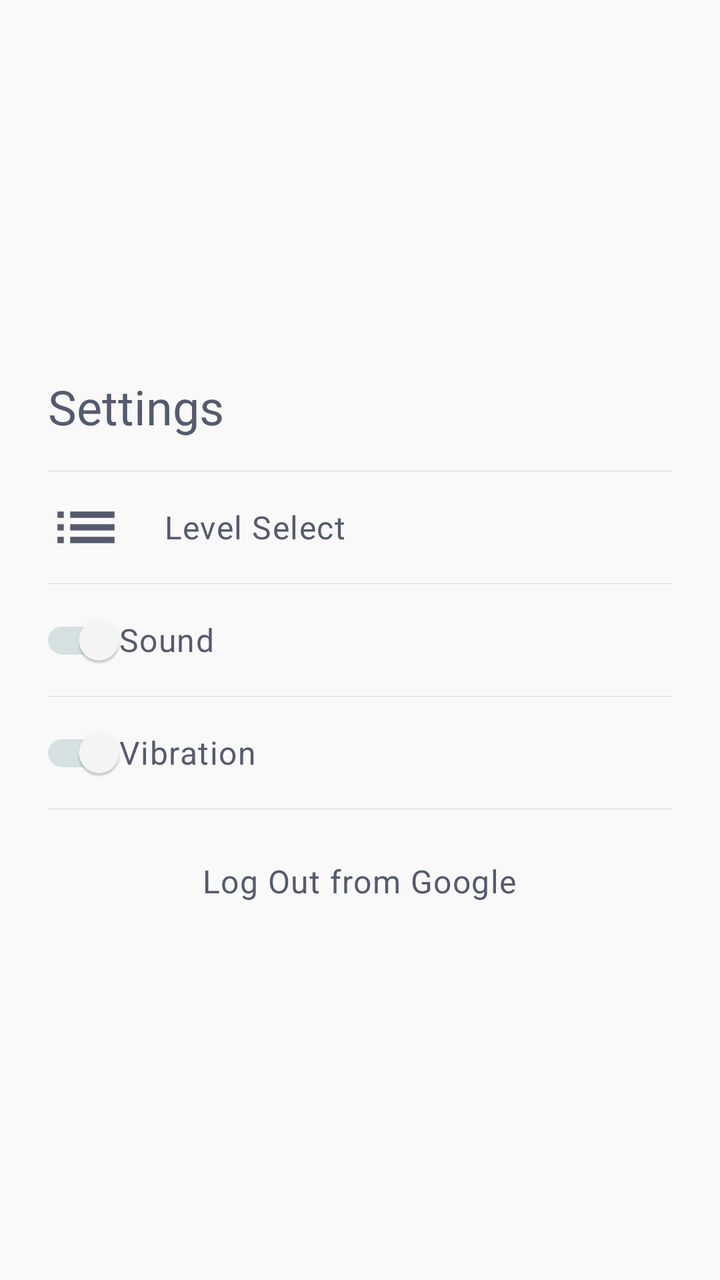
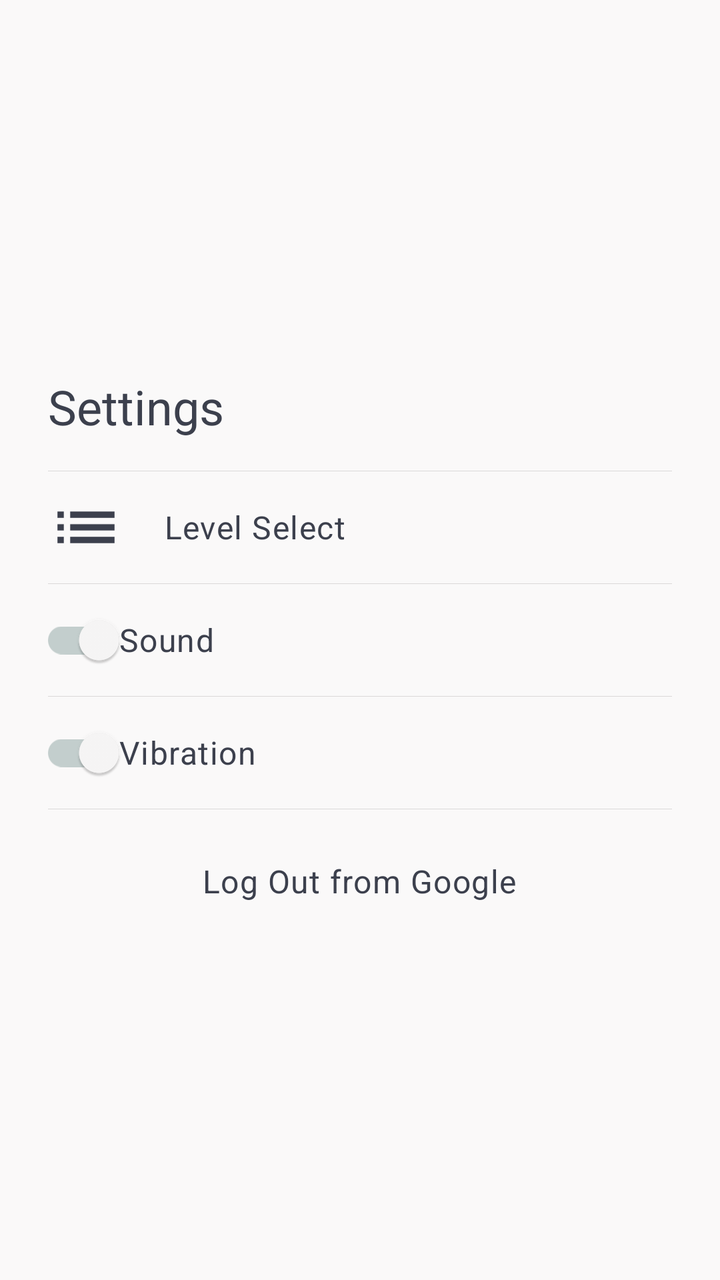

An Android layout rendered at two revisions. The XML below is the earlier revision; the diff shows what the commit changed to produce the second picture.
<!-- AndroidManifest.xml: application theme Theme.OC -->
<!-- res/layout/settings_fragment.xml -->
<?xml version="1.0" encoding="utf-8"?>
<androidx.appcompat.widget.LinearLayoutCompat xmlns:android="http://schemas.android.com/apk/res/android"
    xmlns:app="http://schemas.android.com/apk/res-auto"
    xmlns:tools="http://schemas.android.com/tools"
    android:layout_width="match_parent"
    android:layout_height="wrap_content"
    android:gravity="center"
    android:orientation="vertical"
    android:paddingVertical="@dimen/default_large_margin"
    app:divider="@drawable/divider"
    app:dividerPadding="@dimen/simple_dialog_left_margin"
    app:showDividers="middle">

    <androidx.appcompat.widget.LinearLayoutCompat
        android:id="@+id/hints_dialog_title"
        android:layout_width="match_parent"
        android:layout_height="@dimen/simple_dialog_header_height"
        android:orientation="horizontal">

        <androidx.appcompat.widget.AppCompatTextView
            android:layout_width="wrap_content"
            android:layout_height="wrap_content"
            android:layout_gravity="center_vertical"
            android:layout_marginStart="@dimen/simple_dialog_left_margin"
            android:text="@string/settings"
            android:textAppearance="@style/TextAppearance.OC.Headline5" />
    </androidx.appcompat.widget.LinearLayoutCompat>

    <androidx.appcompat.widget.LinearLayoutCompat
        android:id="@+id/level_select_button"
        android:layout_width="match_parent"
        android:layout_height="@dimen/simple_dialog_item_height"
        android:background="?android:attr/selectableItemBackground"
        android:clickable="true"
        android:focusable="true"
        android:orientation="horizontal">

        <androidx.appcompat.widget.AppCompatImageView
            android:layout_width="wrap_content"
            android:layout_height="wrap_content"
            android:layout_gravity="center_vertical"
            android:layout_marginStart="@dimen/simple_dialog_left_margin"
            android:layout_marginEnd="@dimen/simple_dialog_divider_margin"
            android:contentDescription="@string/level_select"
            android:src="@drawable/outline_grid_on_black_24"
            app:tint="@color/colorOnPrimary"
            tools:ignore="RtlSymmetry" />

        <androidx.appcompat.widget.AppCompatTextView
            android:layout_width="wrap_content"
            android:layout_height="wrap_content"
            android:layout_gravity="center_vertical"
            android:text="@string/level_select"
            android:textAppearance="@style/TextAppearance.OC.Body1" />
    </androidx.appcompat.widget.LinearLayoutCompat>

    <androidx.appcompat.widget.LinearLayoutCompat
        android:id="@+id/sound_button"
        android:layout_width="match_parent"
        android:layout_height="@dimen/simple_dialog_item_height"
        android:background="?android:attr/selectableItemBackground"
        android:clickable="true"
        android:focusable="true"
        android:orientation="horizontal">

        <com.google.android.material.switchmaterial.SwitchMaterial
            android:id="@+id/sound_switch"
            android:layout_width="wrap_content"
            android:layout_height="wrap_content"
            android:layout_gravity="center_vertical"
            android:layout_marginStart="@dimen/simple_dialog_left_margin"
            android:layout_marginEnd="@dimen/simple_dialog_divider_margin"
            android:layoutDirection="rtl"
            android:text="@string/sound_text"
            android:textAppearance="@style/TextAppearance.OC.Body1"
            android:textColor="@color/colorOnPrimary" />

    </androidx.appcompat.widget.LinearLayoutCompat>

    <androidx.appcompat.widget.LinearLayoutCompat
        android:id="@+id/vibration_button"
        android:layout_width="match_parent"
        android:layout_height="@dimen/simple_dialog_item_height"
        android:background="?android:attr/selectableItemBackground"
        android:clickable="true"
        android:focusable="true"
        android:orientation="horizontal">

        <com.google.android.material.switchmaterial.SwitchMaterial
            android:id="@+id/vibration_switch"
            android:layout_width="wrap_content"
            android:layout_height="wrap_content"
            android:layout_gravity="center_vertical"
            android:layout_marginStart="@dimen/simple_dialog_left_margin"
            android:layout_marginEnd="@dimen/simple_dialog_divider_margin"
            android:layoutDirection="rtl"
            android:text="@string/vibration_text"
            android:textAppearance="@style/TextAppearance.OC.Body1"
            android:textColor="@color/colorOnPrimary" />
    </androidx.appcompat.widget.LinearLayoutCompat>

    <androidx.appcompat.widget.LinearLayoutCompat
        android:id="@+id/google_sign_in_out_button"
        android:layout_width="match_parent"
        android:layout_height="@dimen/simple_dialog_item_height"
        android:layout_marginTop="@dimen/default_margin"
        android:gravity="center"
        android:orientation="vertical">

        <com.google.android.gms.common.SignInButton
            android:id="@+id/google_sign_in_button"
            android:visibility="gone"
            android:layout_width="wrap_content"
            android:layout_height="wrap_content"
            android:layout_marginHorizontal="@dimen/simple_dialog_left_margin" />
        <androidx.appcompat.widget.AppCompatTextView
            android:id="@+id/google_sign_out_button"
            android:layout_width="wrap_content"
            android:layout_height="wrap_content"
            android:textAppearance="@style/TextAppearance.OC.Body1"
            android:text="@string/log_out"
            android:layout_marginHorizontal="@dimen/simple_dialog_left_margin" />
    </androidx.appcompat.widget.LinearLayoutCompat>
</androidx.appcompat.widget.LinearLayoutCompat>
<!-- resources referenced by this layout -->
<resources>
  <color name="colorOnPrimary">#555b6e</color>
  <dimen name="default_large_margin">16dp</dimen>
  <dimen name="default_margin">8dp</dimen>
  <dimen name="simple_dialog_divider_margin">20dp</dimen>
  <dimen name="simple_dialog_header_height">64dp</dimen>
  <dimen name="simple_dialog_item_height">56dp</dimen>
  <dimen name="simple_dialog_left_margin">24dp</dimen>
  <!-- drawable divider (drawable) -->
  <?xml version="1.0" encoding="utf-8"?>
  <shape xmlns:android="http://schemas.android.com/apk/res/android" >
      <size android:height=".1dp"/>
      <solid android:color="@color/itemDividerColor"/>
  </shape>
  <string name="level_select">Level Select</string>
  <string name="log_out">Log Out from Google</string>
  <string name="settings">Settings</string>
  <string name="sound_text">Sound</string>
  <string name="vibration_text">Vibration</string>
  <style name="TextAppearance.OC.Body1" parent="TextAppearance.MaterialComponents.Body1">
          <item name="fontFamily">@font/yantramanav_medium</item>
          <item name="android:textColor">@color/colorOnPrimary</item>
      </style>
  <style name="TextAppearance.OC.Headline5" parent="TextAppearance.MaterialComponents.Headline5">
          <item name="fontFamily">@font/yantramanav_bold</item>
          <item name="android:textColor">@color/colorOnPrimary</item>
      </style>
  <color name="itemDividerColor">#DAD8D8</color>
  <color name="colorPrimary">#89b0ae</color>
  <color name="colorPrimaryVariant">#89b0ae</color>
  <color name="colorSecondary">#bee3db</color>
  <color name="colorSecondaryVariant">#555b6e</color>
  <color name="colorOnSecondary">#89b0ae</color>
  <color name="colorBackground">#faf9f9</color>
  <color name="colorOnBackground">#89b0ae</color>
  <color name="colorSurface">#faf9f9</color>
  <color name="colorOnSurface">#89b0ae</color>
  <color name="colorError">#EE3502</color>
  <color name="colorOnError">#faf9f9</color>
  <color name="navigationBarColor">#80797D88</color>
  <style name="ThemeOverlay.App.MaterialAlertDialog" parent="ThemeOverlay.MaterialComponents.MaterialAlertDialog">
          <item name="colorPrimary">@color/colorOnPrimary</item>
          <item name="colorSecondary">@color/colorSecondary</item>
          <item name="colorSurface">@color/colorSurface</item>
          <item name="colorOnSurface">@color/colorOnPrimary</item>
          <item name="android:backgroundTint">@color/colorSurface</item>
          <item name="titleTextColor">@color/colorSurface</item>
      </style>
  <style name="HehBottomSheetDialogTheme" parent="@style/ThemeOverlay.MaterialComponents.BottomSheetDialog">
          <item name="bottomSheetStyle">@style/HehCustomBottomSheet</item>
      </style>
  <style name="HehCustomBottomSheet" parent="Widget.MaterialComponents.BottomSheet">
          <item name="shapeAppearanceOverlay">@style/CustomShapeAppearanceBottomSheetDialog</item>
      </style>
  <style name="CustomShapeAppearanceBottomSheetDialog">
          <item name="cornerFamily">rounded</item>
          <item name="cornerSizeTopRight">@dimen/default_large_margin</item>
          <item name="cornerSizeTopLeft">@dimen/default_large_margin</item>
          <item name="android:layout_margin">@dimen/default_large_margin</item>
          <item name="cornerSizeBottomRight">0dp</item>
          <item name="cornerSizeBottomLeft">0dp</item>
      </style>
  <!-- unchanged entries left out for length: 3 -->
</resources>

<!-- the commit's change to res/layout/settings_fragment.xml (unified diff, before → after) -->
@@ -111,7 +111,7 @@
             android:id="@+id/google_sign_in_button"
             android:visibility="gone"
             android:layout_width="wrap_content"
-            android:layout_height="wrap_content"
+            android:layout_height="match_parent"
             android:layout_marginHorizontal="@dimen/simple_dialog_left_margin" />
         <androidx.appcompat.widget.AppCompatTextView
             android:id="@+id/google_sign_out_button"
<!-- resource entries referenced after the edit -->
@@ -1,11 +1,11 @@
 <!-- resources referenced by this layout -->
 <resources>
-  <color name="colorOnPrimary">#555b6e</color>
+  <color name="colorOnPrimary">#3c404d</color>
   <dimen name="default_large_margin">16dp</dimen>
   <dimen name="default_margin">8dp</dimen>
   <dimen name="simple_dialog_divider_margin">20dp</dimen>
   <dimen name="simple_dialog_header_height">64dp</dimen>
-  <dimen name="simple_dialog_item_height">56dp</dimen>
+  <dimen name="simple_dialog_item_height">@dimen/_48sdp</dimen>
   <dimen name="simple_dialog_left_margin">24dp</dimen>
   <!-- drawable divider (drawable) -->
   <?xml version="1.0" encoding="utf-8"?>
@@ -28,14 +28,14 @@
       </style>
   <color name="itemDividerColor">#DAD8D8</color>
   <color name="colorPrimary">#89b0ae</color>
-  <color name="colorPrimaryVariant">#89b0ae</color>
+  <color name="colorPrimaryVariant">#578280</color>
   <color name="colorSecondary">#bee3db</color>
-  <color name="colorSecondaryVariant">#555b6e</color>
-  <color name="colorOnSecondary">#89b0ae</color>
+  <color name="colorSecondaryVariant">#3c404d</color>
+  <color name="colorOnSecondary">#405f5e</color>
   <color name="colorBackground">#faf9f9</color>
-  <color name="colorOnBackground">#89b0ae</color>
+  <color name="colorOnBackground">#4f7573</color>
   <color name="colorSurface">#faf9f9</color>
-  <color name="colorOnSurface">#89b0ae</color>
+  <color name="colorOnSurface">#4f7573</color>
   <color name="colorError">#EE3502</color>
   <color name="colorOnError">#faf9f9</color>
   <color name="navigationBarColor">#80797D88</color>
